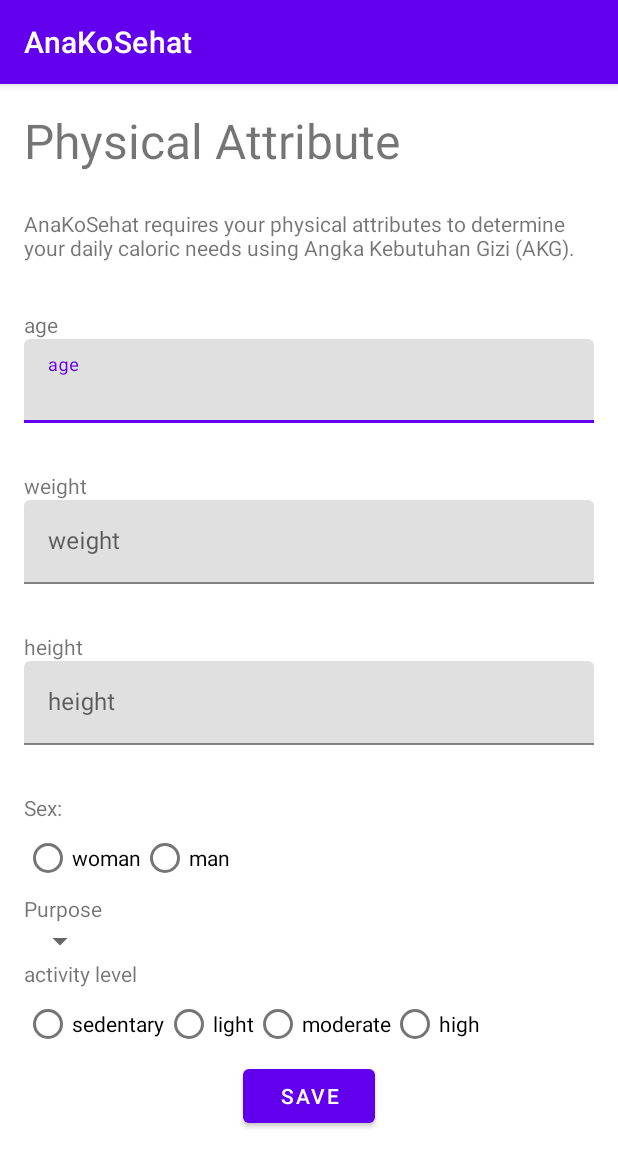
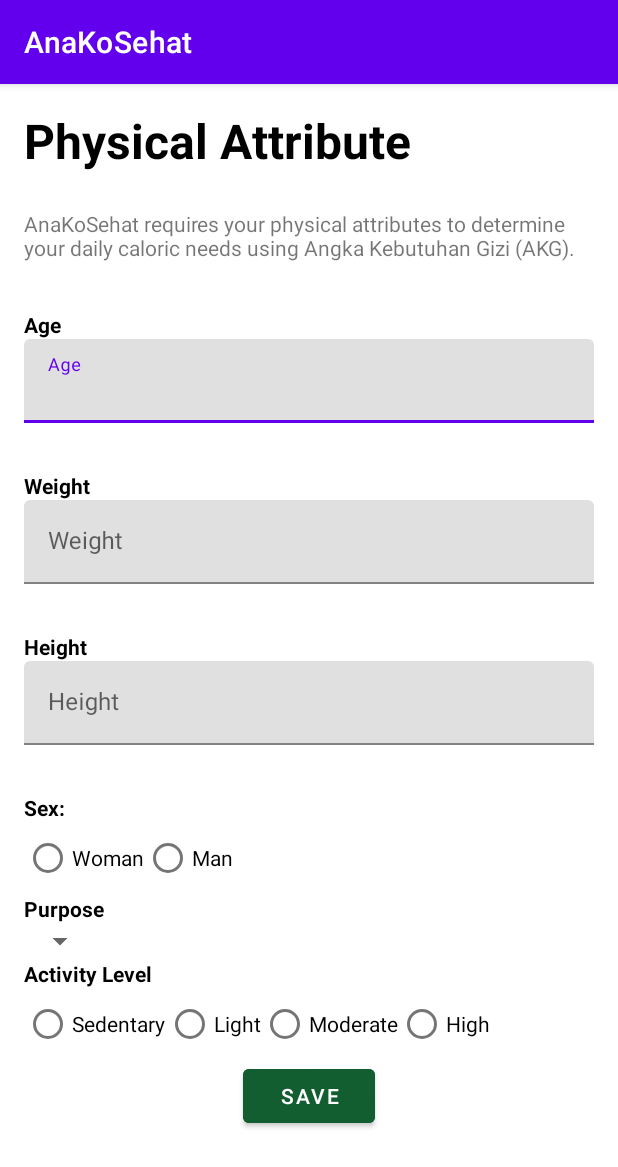
Before and after one commit to ekopebriansilalahi/Capstone-Project-Tim-C23-PC697, an Android app: the PhysicalAttribute screen opened directly, with no data from a screen before it, on a phone screen of 412 x 824 dp. Shown: the top 1167 px of the screen. Run offline under Robolectric (Android 15) with nearby library versions, the phone set to English and light mode, and no system bars.

Commit message:
Changed Color and a bit of styling

```diff
--- a/app/src/main/res/layout/activity_login.xml
+++ b/app/src/main/res/layout/activity_login.xml
@@ -60,7 +60,7 @@
         app:layout_constraintEnd_toEndOf="parent"
         app:layout_constraintStart_toStartOf="parent"
         app:layout_constraintTop_toBottomOf="@+id/til_password"
-        android:backgroundTint="#00BDD6"
+        android:backgroundTint="@color/primary3"
         />
 
     <LinearLayout
@@ -87,10 +87,11 @@
             android:layout_width="wrap_content"
             android:layout_height="wrap_content"
             android:text="@string/tv_register"
+            android:textColor="@color/primary3"
+            android:textStyle="bold"
             app:layout_constraintBottom_toBottomOf="parent"
             app:layout_constraintEnd_toEndOf="parent"
             app:layout_constraintStart_toStartOf="parent"
-            android:textColor="#00BDD6"
             />
     </LinearLayout>
 
--- a/app/src/main/res/layout/activity_physical_attribute.xml
+++ b/app/src/main/res/layout/activity_physical_attribute.xml
@@ -10,6 +10,8 @@
     <TextView
         android:id="@+id/tv_physical_title"
         android:textSize="32sp"
+        android:textStyle="bold"
+        android:textColor="@color/black"
         android:layout_width="wrap_content"
         android:layout_height="wrap_content"
         android:text="@string/physical_attribute_tv"
@@ -30,6 +32,8 @@
         android:layout_width="wrap_content"
         android:layout_height="wrap_content"
         android:text="@string/age"
+        android:textStyle="bold"
+        android:textColor="@color/black"
         android:layout_marginTop="32dp"
         app:layout_constraintStart_toStartOf="parent"
         app:layout_constraintTop_toBottomOf="@id/textView2"/>
@@ -54,6 +58,8 @@
         android:layout_width="wrap_content"
         android:layout_height="wrap_content"
         android:text="@string/weight"
+        android:textStyle="bold"
+        android:textColor="@color/black"
         android:layout_marginTop="32dp"
         app:layout_constraintStart_toStartOf="parent"
         app:layout_constraintTop_toBottomOf="@id/til_age"/>
@@ -78,6 +84,8 @@
         android:layout_width="wrap_content"
         android:layout_height="wrap_content"
         android:text="@string/height"
+        android:textStyle="bold"
+        android:textColor="@color/black"
         android:layout_marginTop="32dp"
         app:layout_constraintStart_toStartOf="parent"
         app:layout_constraintTop_toBottomOf="@id/til_weight"/>
@@ -102,6 +110,8 @@
         android:layout_width="wrap_content"
         android:layout_height="wrap_content"
         android:text="@string/sex"
+        android:textStyle="bold"
+        android:textColor="@color/black"
         android:layout_marginTop="32dp"
         app:layout_constraintStart_toStartOf="parent"
         app:layout_constraintTop_toBottomOf="@id/til_height"/>
@@ -130,6 +140,8 @@
         android:layout_width="wrap_content"
         android:layout_height="wrap_content"
         android:text="@string/purpose"
+        android:textStyle="bold"
+        android:textColor="@color/black"
         app:layout_constraintTop_toBottomOf="@id/rg_sex"
         app:layout_constraintStart_toStartOf="parent"/>
     <Spinner
@@ -143,6 +155,8 @@
         android:layout_width="wrap_content"
         android:layout_height="wrap_content"
         android:text="@string/activity_level"
+        android:textStyle="bold"
+        android:textColor="@color/black"
         app:layout_constraintTop_toBottomOf="@id/spinner_purpose"
         app:layout_constraintStart_toStartOf="parent"/>
     <RadioGroup
@@ -179,6 +193,7 @@
         android:layout_width="wrap_content"
         android:layout_height="wrap_content"
         android:text="@string/btn_pa_save"
+        android:backgroundTint="@color/primary3"
         app:layout_constraintTop_toBottomOf="@id/rg_level"
         app:layout_constraintStart_toStartOf="parent"
         app:layout_constraintEnd_toEndOf="parent"/>
--- a/app/src/main/res/layout/activity_register.xml
+++ b/app/src/main/res/layout/activity_register.xml
@@ -76,7 +76,7 @@
         app:layout_constraintEnd_toEndOf="parent"
         app:layout_constraintStart_toStartOf="parent"
         app:layout_constraintTop_toBottomOf="@+id/til_password"
-        android:backgroundTint="#00BDD6"
+        android:backgroundTint="@color/primary3"
         />
 
     <LinearLayout
@@ -106,7 +106,8 @@
             app:layout_constraintBottom_toBottomOf="parent"
             app:layout_constraintEnd_toEndOf="parent"
             app:layout_constraintStart_toStartOf="parent"
-            android:textColor="#00BDD6"
+            android:textColor="@color/primary3"
+            android:textStyle="bold"
             />
     </LinearLayout>
 
--- a/app/src/main/res/layout/activity_result.xml
+++ b/app/src/main/res/layout/activity_result.xml
@@ -13,6 +13,8 @@
         android:layout_height="wrap_content"
         android:layout_marginTop="32dp"
         android:text="@string/meal_plan"
+        android:textColor="@color/black"
+        android:textStyle="bold"
         android:textSize="32dp"
         app:layout_constraintStart_toStartOf="parent"
         app:layout_constraintTop_toTopOf="parent" />
@@ -25,10 +27,9 @@
         app:layout_constraintStart_toStartOf="parent"
         app:layout_constraintTop_toBottomOf="@+id/tv_meal" />
 
-
-
     <Button
         android:id="@+id/btn_generate2"
+        android:backgroundTint="@color/primary3"
         android:layout_width="wrap_content"
         android:layout_height="wrap_content"
         android:layout_marginBottom="32dp"
--- a/app/src/main/res/values/strings.xml
+++ b/app/src/main/res/values/strings.xml
@@ -13,19 +13,19 @@
     <string name="log_text">Already have an account?</string>
     <string name="physical_attribute_tv">Physical Attribute</string>
     <string name="tv_pa_desc">AnaKoSehat requires your physical attributes to determine your daily caloric needs using  Angka Kebutuhan Gizi (AKG).</string>
-    <string name="age">age</string>
-    <string name="weight">weight</string>
-    <string name="height">height</string>
-    <string name="woman">woman</string>
+    <string name="age">Age</string>
+    <string name="weight">Weight</string>
+    <string name="height">Height</string>
+    <string name="woman">Woman</string>
     <string name="sex">Sex:</string>
     <string name="purpose">Purpose</string>
-    <string name="man">man</string>
-    <string name="sedentary">sedentary</string>
-    <string name="light">light</string>
-    <string name="moderate">moderate</string>
-    <string name="high">high</string>
-    <string name="next">next</string>
-    <string name="activity_level">activity level</string>
+    <string name="man">Man</string>
+    <string name="sedentary">Sedentary</string>
+    <string name="light">Light</string>
+    <string name="moderate">Moderate</string>
+    <string name="high">High</string>
+    <string name="next">Next</string>
+    <string name="activity_level">Activity Level</string>
     <string name="allergies">Allergies</string>
     <string name="do_you_have_common_allergies_to_certain_foods">Do you have common allergies to certain foods?</string>
     <string name="common_exclusions">Common Exclusions</string>
```
Also changed, not shown: app/src/main/res/layout/activity_akg.xml (+15 -7 lines), app/src/main/res/layout/activity_allergies.xml (+11 -4 lines), app/src/main/res/layout/activity_home.xml (+12 -2 lines), app/src/main/res/values/colors.xml (+9 -0 lines).
